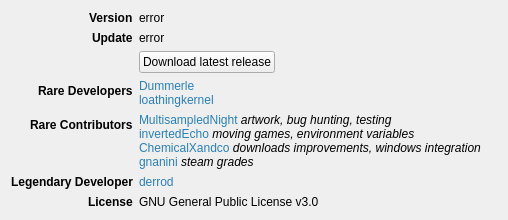
The window that rare/ui/components/tabs/settings/about.ui (RareDevs/Rare) describes before a commit, drawn with Qt 5.
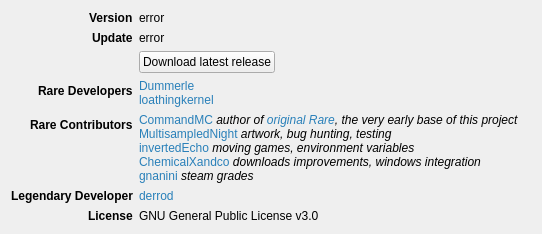
The same window after the commit.

Commit message: About: fix a very long standing attribution issue

Patch:
```diff
--- a/rare/ui/components/tabs/settings/about.ui
+++ b/rare/ui/components/tabs/settings/about.ui
@@ -6,8 +6,8 @@
    <rect>
     <x>0</x>
     <y>0</y>
-    <width>508</width>
-    <height>210</height>
+    <width>542</width>
+    <height>215</height>
    </rect>
   </property>
   <property name="windowTitle">
@@ -154,7 +154,9 @@
    <item row="4" column="1">
     <widget class="QLabel" name="label">
      <property name="text">
-      <string notr="true">&lt;a href='https://github.com/MultisampledNight' style='color: #2980b9; text-decoration:none'&gt;MultisampledNight&lt;/a&gt; &lt;i&gt;artwork, bug hunting, testing&lt;/i&gt;
+      <string notr="true">&lt;a href='https://github.com/CommandMC' style='color: #2980b9; text-decoration:none'&gt;CommandMC&lt;/a&gt; &lt;i&gt;author of &lt;a href='https://github.com/CommandMC/Rare' style='color: #2980b9; text-decoration:none'&gt;original Rare&lt;/a&gt;, the very early base of this project&lt;/i&gt;
+&lt;br&gt;
+&lt;a href='https://github.com/MultisampledNight' style='color: #2980b9; text-decoration:none'&gt;MultisampledNight&lt;/a&gt; &lt;i&gt;artwork, bug hunting, testing&lt;/i&gt;
 &lt;br&gt;
 &lt;a href='https://github.com/invertedEcho' style='color: #2980b9; text-decoration:none'&gt;invertedEcho&lt;/a&gt; &lt;i&gt;moving games, environment variables&lt;/i&gt;
 &lt;br&gt;
```
The commit also changes 1 other file.
